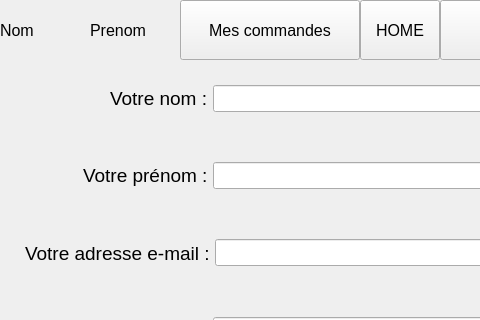
The window that UberMedoc/compte.ui (GregDAka/Ubermedoc) describes before a commit, drawn with Qt 5; both pictures show x 0 to 480 and y 0 to 320 of the 800 by 600 pixel window.
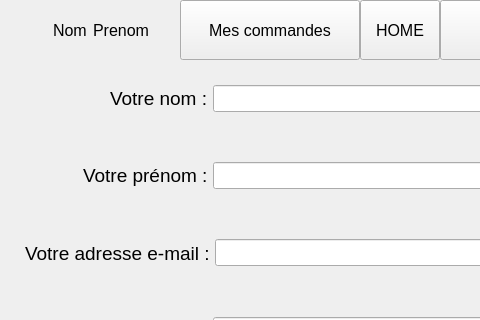
The same window after the commit.

The edit to the form file:
```diff
--- a/UberMedoc/compte.ui
+++ b/UberMedoc/compte.ui
@@ -41,7 +41,10 @@
      </property>
      <item>
       <layout class="QHBoxLayout" name="horizontalLayout">
-       <item>
+       <property name="spacing">
+        <number>6</number>
+       </property>
+       <item alignment="Qt::AlignRight">
         <widget class="QLabel" name="label">
          <property name="font">
           <font>
```
